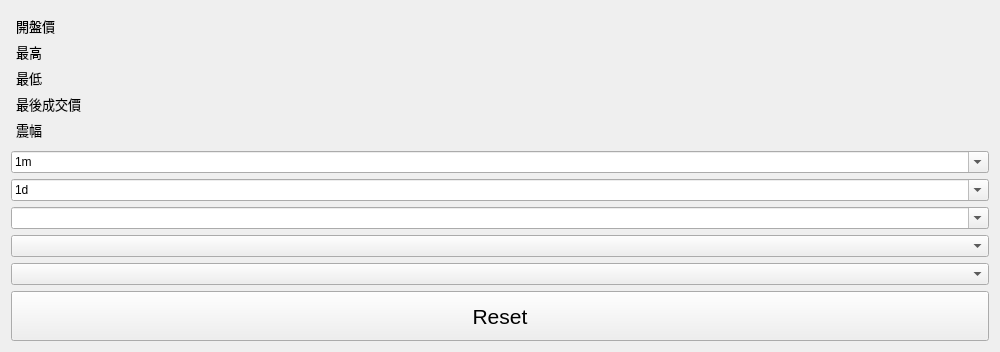
This is futuresWindowUi.ui in Shawn-lung/firstjob as Qt 5 draws it before an edit. The edited form follows.
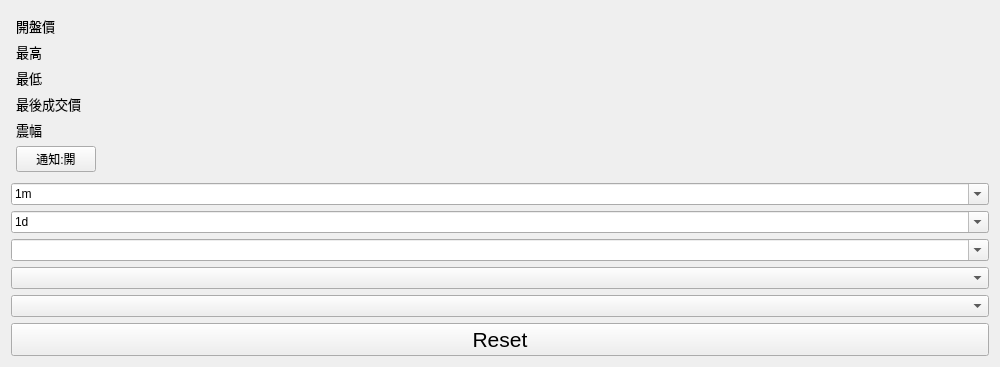
This is the edited form.

Diff of the .ui file:
```diff
--- a/futuresWindowUi.ui
+++ b/futuresWindowUi.ui
@@ -219,6 +219,20 @@
          </property>
         </widget>
        </item>
+       <item row="5" column="0">
+        <widget class="QPushButton" name="confirmButton">
+         <property name="text">
+          <string>通知:開</string>
+         </property>
+        </widget>
+       </item>
+       <item row="5" column="1">
+        <widget class="QLabel" name="notifyingLabel">
+         <property name="text">
+          <string/>
+         </property>
+        </widget>
+       </item>
       </layout>
      </item>
      <item>
```
